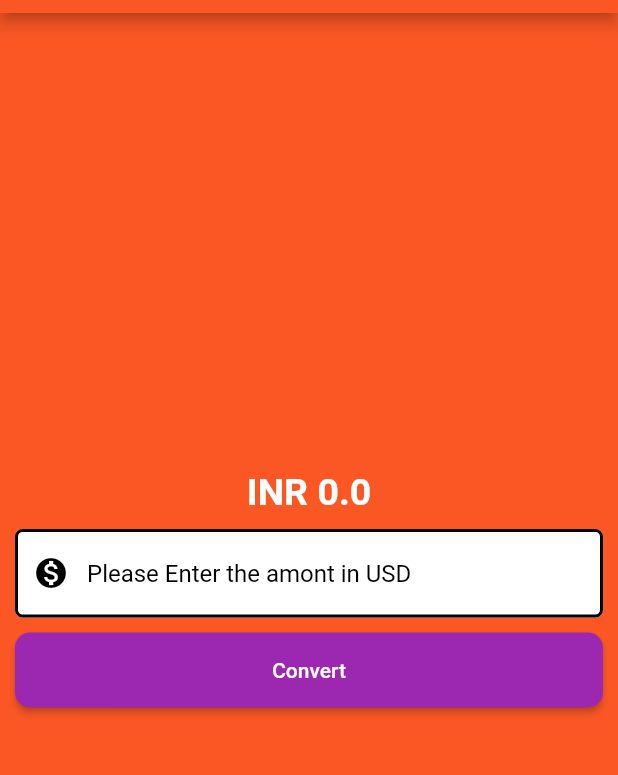
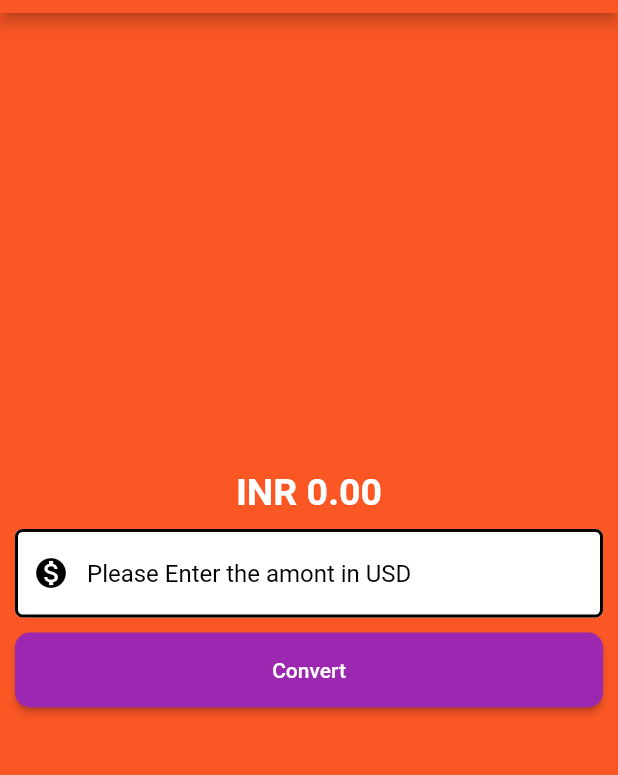
Before and after one commit to w3villa-alokmaurya/currency_con_flutter, a Flutter app: the screen it shows after launch, on a phone screen of 412 x 824 dp, the part 71-846 px from its top. Run offline on Flutter 3.47's test engine with Material 2 defaults, Android fonts, the phone set to English and light mode, and no system bars.

Commit message:
Currency Converter done

```diff
--- a/lib/home.dart
+++ b/lib/home.dart
@@ -52,7 +52,7 @@ class _HomeState extends State<Home> {
           mainAxisAlignment: MainAxisAlignment.center,
           children: [
             Text(
-              'INR ${result.toString()}',
+              'INR ${result.toStringAsFixed(2)}',
               style: const TextStyle(
                 fontWeight: FontWeight.w700,
                 fontSize: 25,
```
